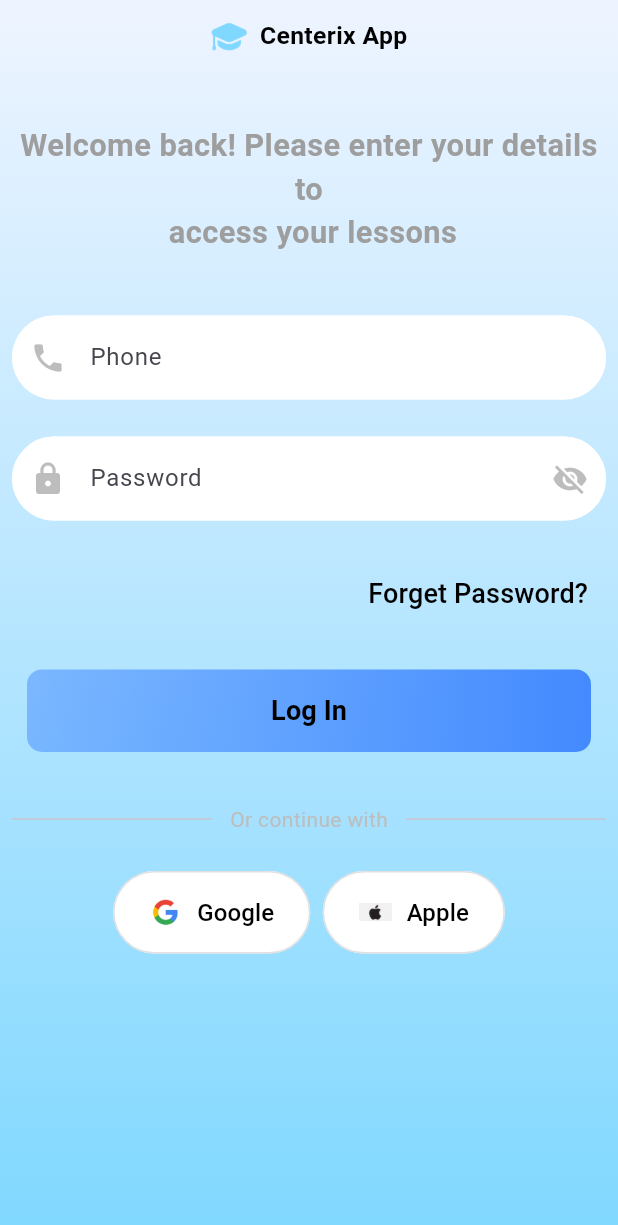
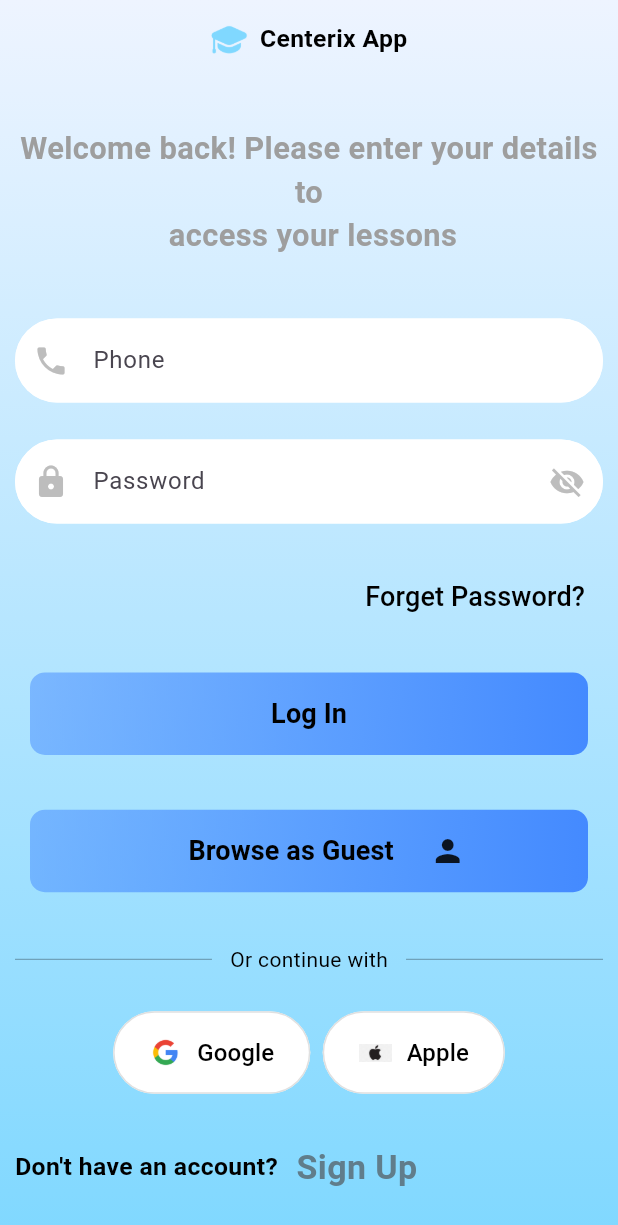
Before and after one commit to kareemToson/center, a Flutter app: the screen it shows after launch, on a phone screen of 412 x 824 dp. Shown: the top 1225 px of the screen. Run offline on Flutter 3.47's test engine with Material 3 defaults, Android fonts, the phone set to English and light mode, and no system bars; our stand-ins replace flutter_localization.

Commit message:
feat(auth): add browse as guest and sign-up options on sign-in screen
- Add new locale keys for browseAsGuest, dontHaveAccount, and signUp in app_locale.dart
- Update English and Arabic locale JSON files with corresponding translations
- Add welcomeTextStylewhite text style in styels_manager.dart for sign-up text styling
- Include guestWidget and browse as guest button on sign-in screen UI
- Add dontHaveAccount and signUp texts with styles and layout on sign-in screen
- Adjust padding on sign-in screen from 8.0 to 10.0
- Refine OrContinueWith divider widget with thinner black divider lines and updated text style

```diff
--- a/lib/core/localization/app_locale.dart
+++ b/lib/core/localization/app_locale.dart
@@ -36,6 +36,9 @@ class AppLocale {
 
   // Button related strings
   static const String logIn = 'log_in';
+  static const String browseAsGuest = 'browse_as_guest';
+  static const String dontHaveAccount = 'dont_have_account';
+  static const String signUp = 'sign_up';
 
   static Future<Map<String, dynamic>> loadLocale(String localeCode) async {
     String jsonString = await rootBundle.loadString(
--- a/lib/core/localization/ar.json
+++ b/lib/core/localization/ar.json
@@ -18,5 +18,8 @@
   "forget_password_subtitle": "أدخل عنوان بريدك الإلكتروني وسنرسل لك رابطًا لإعادة تعيين كلمة المرور الخاصة بك",
   "sign_in": "تسجيل الدخول",
   "or_continue_with": "أو المتابعة مع",
-  "log_in": "تسجيل الدخول"
+  "log_in": "تسجيل الدخول",
+  "browse_as_guest": "تصفح كزائر",
+  "dont_have_account": "ليس لديك حساب؟",
+  "sign_up": "تسجيل جديد"
 }
--- a/lib/core/localization/en.json
+++ b/lib/core/localization/en.json
@@ -18,5 +18,8 @@
   "forget_password_subtitle": "Enter your email address and we'll send you a link to reset your password",
   "sign_in": "Sign In",
   "or_continue_with": "Or continue with",
-  "log_in": "Log In"
+  "log_in": "Log In",
+  "browse_as_guest": "Browse as Guest",
+  "dont_have_account": "Don't have an account?",
+  "sign_up": "Sign Up"
 }
--- a/lib/core/styles/styels_manager.dart
+++ b/lib/core/styles/styels_manager.dart
@@ -36,4 +36,11 @@ class StylessManager {
     fontWeight: FontWeight.w600,
     color: Colors.grey,
   );
+  static TextStyle welcomeTextStylewhite(BuildContext context) => TextStyle(
+    fontSize: context.widthPercent(
+      5.5,
+    ), // Approximately 25px on a 500px wide screen
+    fontWeight: FontWeight.w600,
+    color: Colors.blueGrey,
+  );
 }
--- a/lib/features/auth/sign-in/sign_in_screen.dart
+++ b/lib/features/auth/sign-in/sign_in_screen.dart
@@ -2,10 +2,12 @@ import 'package:center/core/extensions/responsive.dart';
 import 'package:center/core/localization/app_locale.dart';
 import 'package:center/core/routing/routes.dart';
 import 'package:center/core/styles/colors_manager.dart';
+import 'package:center/core/styles/styels_manager.dart';
 import 'package:center/core/widgets/header_widget.dart';
 import 'package:center/features/auth/forget_password/forget_password_screen.dart';
 import 'package:center/features/auth/widgets/auth_button.dart';
 import 'package:center/features/auth/widgets/divider.dart';
+import 'package:center/features/auth/widgets/guest.dart';
 import 'package:center/features/auth/widgets/input_field.dart';
 import 'package:center/features/auth/widgets/signin_google_ios.dart';
 
@@ -54,7 +56,7 @@ class _SignInScreenState extends State<SignInScreen> {
         child: SafeArea(
           child: SingleChildScrollView(
             child: Padding(
-              padding: const EdgeInsets.all(8.0),
+              padding: const EdgeInsets.all(10.0),
               child: Column(
                 children: [
                   // header
@@ -101,6 +103,10 @@ class _SignInScreenState extends State<SignInScreen> {
                     title: AppLocale.signIn.getString(context),
                   ),
 
+                  SizedBox(height: context.heightPercent(2)),
+                  guestWidget(),
+
+                  // browse as guest button
                   SizedBox(height: context.heightPercent(3)),
                   //divider widget
                   const OrContinueWith(),
@@ -122,6 +128,23 @@ class _SignInScreenState extends State<SignInScreen> {
                         assetPath: 'assets/ios_image.png',
                         onPressed: () {},
                       ),
+                      SizedBox(height: context.heightPercent(2)),
+
+                      //signup
+                    ],
+                  ),
+                  SizedBox(height: context.heightPercent(4)),
+                  Row(
+                    children: [
+                      Text(
+                        AppLocale.dontHaveAccount.getString(context),
+                        style: StylessManager.blackFont20(context),
+                      ),
+                      SizedBox(width: context.widthPercent(3)),
+                      Text(
+                        AppLocale.signUp.getString(context),
+                        style: StylessManager.welcomeTextStylewhite(context),
+                      ),
                     ],
                   ),
                 ],
--- a/lib/features/auth/widgets/divider.dart
+++ b/lib/features/auth/widgets/divider.dart
@@ -10,18 +10,15 @@ class OrContinueWith extends StatelessWidget {
   Widget build(BuildContext context) {
     return Row(
       children: [
-        Expanded(child: Divider(thickness: 1)),
+        Expanded(child: Divider(thickness: 0.5, color: Colors.black45)),
         Padding(
           padding: EdgeInsets.symmetric(horizontal: 12),
           child: Text(
             AppLocale.orContinueWith.getString(context),
-            style: TextStyle(
-              color: ColorsManager.greyWithOpacityColor,
-              fontSize: 14,
-            ),
+            style: TextStyle(color: Colors.black, fontSize: 14),
           ),
         ),
-        Expanded(child: Divider(thickness: 1)),
+        Expanded(child: Divider(thickness: 0.5, color: Colors.black45)),
       ],
     );
   }
--- /dev/null
+++ b/lib/features/auth/widgets/guest.dart
@@ -0,0 +1,50 @@
+import 'package:center/core/localization/app_locale.dart';
+import 'package:flutter/material.dart';
+import 'package:flutter_localization/flutter_localization.dart';
+
+class guestWidget extends StatelessWidget {
+  const guestWidget({super.key});
+
+  @override
+  Widget build(BuildContext context) {
+    return Container(
+      padding: EdgeInsets.all(10),
+      width: double.infinity,
+      height: 55,
+      margin: EdgeInsets.all(10),
+      decoration: BoxDecoration(
+        gradient: LinearGradient(
+          begin: Alignment.centerLeft,
+          end: Alignment.centerRight,
+          colors: [Colors.blueAccent.withOpacity(0.5), Colors.blueAccent],
+        ),
+        borderRadius: BorderRadius.circular(10),
+      ),
+      child: Row(
+        mainAxisAlignment: MainAxisAlignment.center,
+        children: [
+          ElevatedButton(
+            onPressed: () {},
+            style: ElevatedButton.styleFrom(
+              backgroundColor: Colors.transparent,
+              shadowColor: Colors.transparent,
+              shape: RoundedRectangleBorder(
+                borderRadius: BorderRadius.circular(20),
+              ),
+              elevation: 0,
+            ),
+            child: Text(
+              AppLocale.browseAsGuest.getString(context),
+              style: const TextStyle(
+                color: Colors.black,
+                fontSize: 18,
+                fontWeight: FontWeight.w600,
+              ),
+            ),
+          ),
+          Icon(Icons.person),
+        ],
+      ),
+    );
+  }
+}
```
